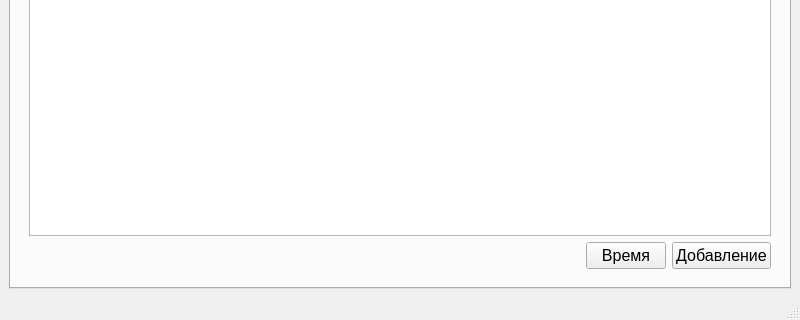
Above: Plan/MethodistWindow.ui from Undetaker45/MDKP before the change; both pictures show x 0 to 800 and y 280 to 600 of the 800 by 600 pixel window. Below: the same form after it.
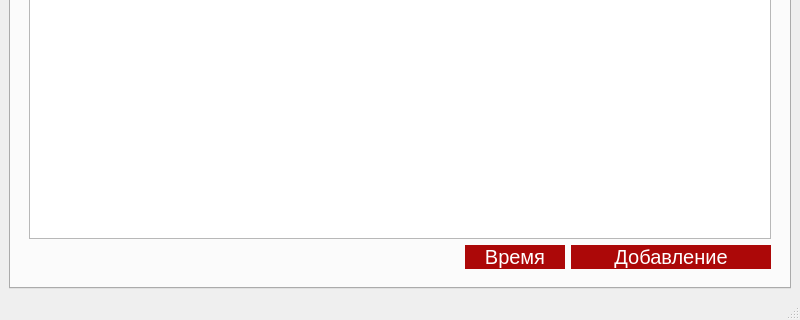
That is the form after the change.

What changed in the file:
```diff
--- a/Plan/MethodistWindow.ui
+++ b/Plan/MethodistWindow.ui
@@ -194,6 +194,28 @@
                   </item>
                   <item>
                    <widget class="QPushButton" name="TimeBtn">
+                    <property name="minimumSize">
+                     <size>
+                      <width>100</width>
+                      <height>20</height>
+                     </size>
+                    </property>
+                    <property name="styleSheet">
+                     <string notr="true">QPushButton {
+font: 500 20pt &quot;Montserrat Medium&quot;;
+    background-color: #AC0808; 
+    color: white; 
+    border: none;
+    font-size: 20px;
+
+}
+QPushButton:hover {
+    background-color: #C61010;
+}
+QPushButton:pressed {
+    background-color: #9C0707; 
+}</string>
+                    </property>
                     <property name="text">
                      <string>Время</string>
                     </property>
@@ -201,6 +223,33 @@
                   </item>
                   <item>
                    <widget class="QPushButton" name="AddBtn">
+                    <property name="sizePolicy">
+                     <sizepolicy hsizetype="Minimum" vsizetype="Fixed">
+                      <horstretch>0</horstretch>
+                      <verstretch>0</verstretch>
+                     </sizepolicy>
+                    </property>
+                    <property name="minimumSize">
+                     <size>
+                      <width>200</width>
+                      <height>20</height>
+                     </size>
+                    </property>
+                    <property name="styleSheet">
+                     <string notr="true">QPushButton {
+font: 500 20pt &quot;Montserrat Medium&quot;;
+    background-color: #AC0808; 
+    color: white; 
+    border: none;
+    font-size: 20px;
+}
+QPushButton:hover {
+    background-color: #C61010;
+}
+QPushButton:pressed {
+    background-color: #9C0707; 
+}</string>
+                    </property>
                     <property name="text">
                      <string>Добавление</string>
                     </property>
```
Left out of the diff: 38 changed lines with no effect on the pictures.
